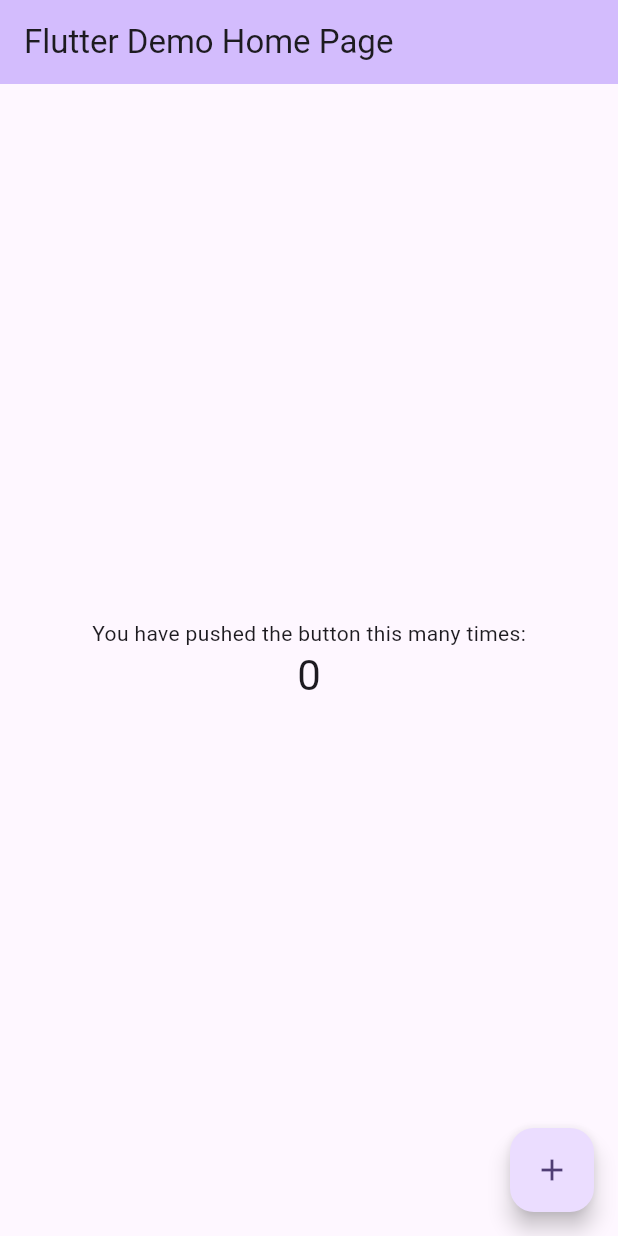
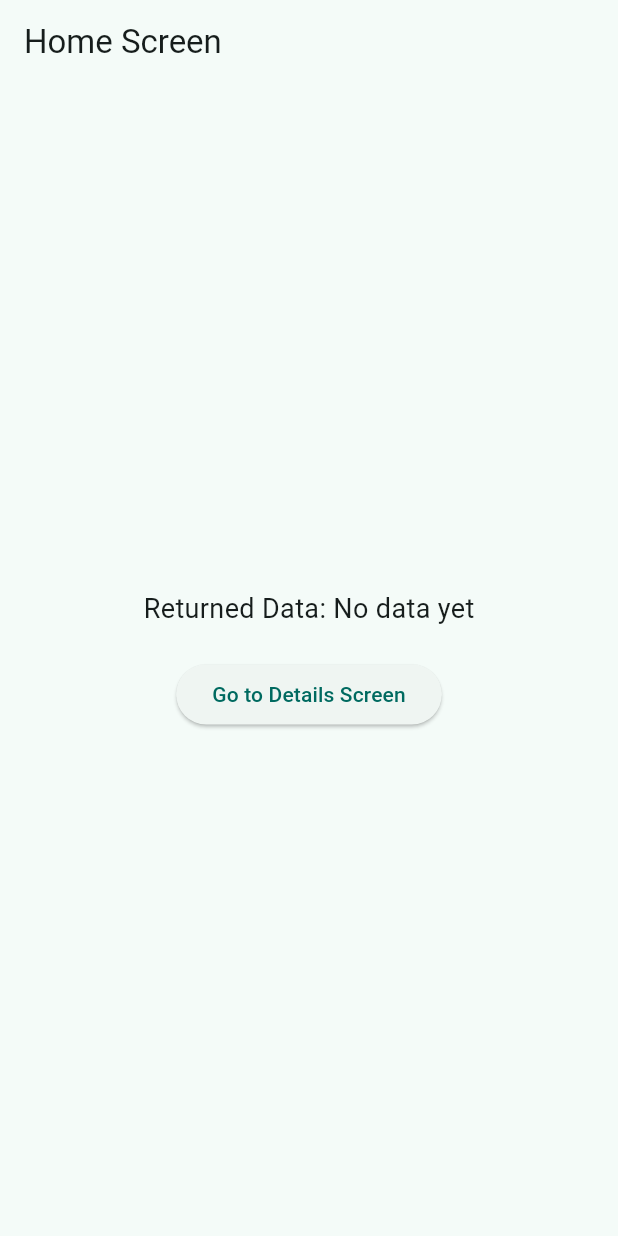
Before and after one commit to juancarlosdmz/Flutter-Concepts, a Flutter app: the screen it shows after launch, on a phone screen of 412 x 824 dp. Run offline on Flutter 3.47's test engine with Material 3 defaults, Android fonts, the phone set to English and light mode, and no system bars.

```diff
--- /dev/null
+++ b/my_application/lib/home_screen.dart
@@ -0,0 +1,66 @@
+import 'package:flutter/material.dart';
+import 'package:my_application/details_screen.dart';
+
+class DetailsScreenArguments {
+  final String title;
+  final String message;
+
+  DetailsScreenArguments({required this.title, required this.message});
+}
+
+class HomeScreen extends StatefulWidget {
+  const HomeScreen({super.key});
+
+  @override
+  State<HomeScreen> createState() => _HomeScreenState();
+}
+
+class _HomeScreenState extends State<HomeScreen> {
+  String? _returnedData;
+
+  @override
+  Widget build(BuildContext context) {
+    return Scaffold(
+      appBar: AppBar(title: const Text('Home Screen')),
+      body: Padding(
+        padding: const EdgeInsets.all(16.0),
+        child: Center(
+          child: Column(
+            mainAxisAlignment: MainAxisAlignment.center,
+            children: [
+              Text(
+                'Returned Data: ${_returnedData ?? 'No data yet'}',
+                style: const TextStyle(fontSize: 18),
+              ),
+              const SizedBox(height: 20),
+              ElevatedButton(
+                onPressed: () async {
+                  // Navigate to the details screen and wait for returned data
+                  final result = await Navigator.push(
+                    context,
+                    MaterialPageRoute(
+                      builder: (context) => DetailsScreen(
+                        arguments: DetailsScreenArguments(
+                          title: 'Details Screen',
+                          message: 'Hello from HomeScreen!',
+                        ),
+                      ),
+                    ),
+                  );
+
+                  // Update the returned data when the user comes back
+                  if (result != null) {
+                    setState(() {
+                      _returnedData = result as String;
+                    });
+                  }
+                },
+                child: const Text('Go to Details Screen'),
+              ),
+            ],
+          ),
+        ),
+      ),
+    );
+  }
+}
--- a/my_application/lib/main.dart
+++ b/my_application/lib/main.dart
@@ -1,4 +1,5 @@
 import 'package:flutter/material.dart';
+import 'package:my_application/home_screen.dart';
 
 void main() {
   runApp(const MyApp());
@@ -7,119 +8,16 @@ void main() {
 class MyApp extends StatelessWidget {
   const MyApp({super.key});
 
-  // This widget is the root of your application.
   @override
   Widget build(BuildContext context) {
     return MaterialApp(
-      title: 'Flutter Demo',
+      title: 'Navigator 1.0 Example',
+      debugShowCheckedModeBanner: false,
       theme: ThemeData(
-        // This is the theme of your application.
-        //
-        // TRY THIS: Try running your application with "flutter run". You'll see
-        // the application has a purple toolbar. Then, without quitting the app,
-        // try changing the seedColor in the colorScheme below to Colors.green
-        // and then invoke "hot reload" (save your changes or press the "hot
-        // reload" button in a Flutter-supported IDE, or press "r" if you used
-        // the command line to start the app).
-        //
-        // Notice that the counter didn't reset back to zero; the application
-        // state is not lost during the reload. To reset the state, use hot
-        // restart instead.
-        //
-        // This works for code too, not just values: Most code changes can be
-        // tested with just a hot reload.
-        colorScheme: ColorScheme.fromSeed(seedColor: Colors.deepPurple),
         useMaterial3: true,
+        colorScheme: ColorScheme.fromSeed(seedColor: Colors.teal),
       ),
-      home: const MyHomePage(title: 'Flutter Demo Home Page'),
+      home: const HomeScreen(),
     );
   }
 }
-
-class MyHomePage extends StatefulWidget {
-  const MyHomePage({super.key, required this.title});
-
-  // This widget is the home page of your application. It is stateful, meaning
-  // that it has a State object (defined below) that contains fields that affect
-  // how it looks.
-
-  // This class is the configuration for the state. It holds the values (in this
-  // case the title) provided by the parent (in this case the App widget) and
-  // used by the build method of the State. Fields in a Widget subclass are
-  // always marked "final".
-
-  final String title;
-
-  @override
-  State<MyHomePage> createState() => _MyHomePageState();
-}
-
-class _MyHomePageState extends State<MyHomePage> {
-  int _counter = 0;
-
-  void _incrementCounter() {
-    setState(() {
-      // This call to setState tells the Flutter framework that something has
-      // changed in this State, which causes it to rerun the build method below
-      // so that the display can reflect the updated values. If we changed
-      // _counter without calling setState(), then the build method would not be
-      // called again, and so nothing would appear to happen.
-      _counter++;
-    });
-  }
-
-  @override
-  Widget build(BuildContext context) {
-    // This method is rerun every time setState is called, for instance as done
-    // by the _incrementCounter method above.
-    //
-    // The Flutter framework has been optimized to make rerunning build methods
-    // fast, so that you can just rebuild anything that needs updating rather
-    // than having to individually change instances of widgets.
-    return Scaffold(
-      appBar: AppBar(
-        // TRY THIS: Try changing the color here to a specific color (to
-        // Colors.amber, perhaps?) and trigger a hot reload to see the AppBar
-        // change color while the other colors stay the same.
-        backgroundColor: Theme.of(context).colorScheme.inversePrimary,
-        // Here we take the value from the MyHomePage object that was created by
-        // the App.build method, and use it to set our appbar title.
-        title: Text(widget.title),
-      ),
-      body: Center(
-        // Center is a layout widget. It takes a single child and positions it
-        // in the middle of the parent.
-        child: Column(
-          // Column is also a layout widget. It takes a list of children and
-          // arranges them vertically. By default, it sizes itself to fit its
-          // children horizontally, and tries to be as tall as its parent.
-          //
-          // Column has various properties to control how it sizes itself and
-          // how it positions its children. Here we use mainAxisAlignment to
-          // center the children vertically; the main axis here is the vertical
-          // axis because Columns are vertical (the cross axis would be
-          // horizontal).
-          //
-          // TRY THIS: Invoke "debug painting" (choose the "Toggle Debug Paint"
-          // action in the IDE, or press "p" in the console), to see the
-          // wireframe for each widget.
-          mainAxisAlignment: MainAxisAlignment.center,
-          children: <Widget>[
-            const Text(
-              'You have pushed the button this many times:',
-            ),
-            Text(
-              '$_counter',
-              style: Theme.of(context).textTheme.headlineMedium,
-            ),
-          ],
-        ),
-      ),
-      floatingActionButton: FloatingActionButton(
-        onPressed: _incrementCounter,
-        tooltip: 'Increment',
-        child: const Icon(Icons.add),
-      ), // This trailing comma makes auto-formatting nicer for build methods.
-    );
-  }
-}
```
Also changed, not shown: my_application/lib/details_screen.dart (added, +45 -0 lines).
